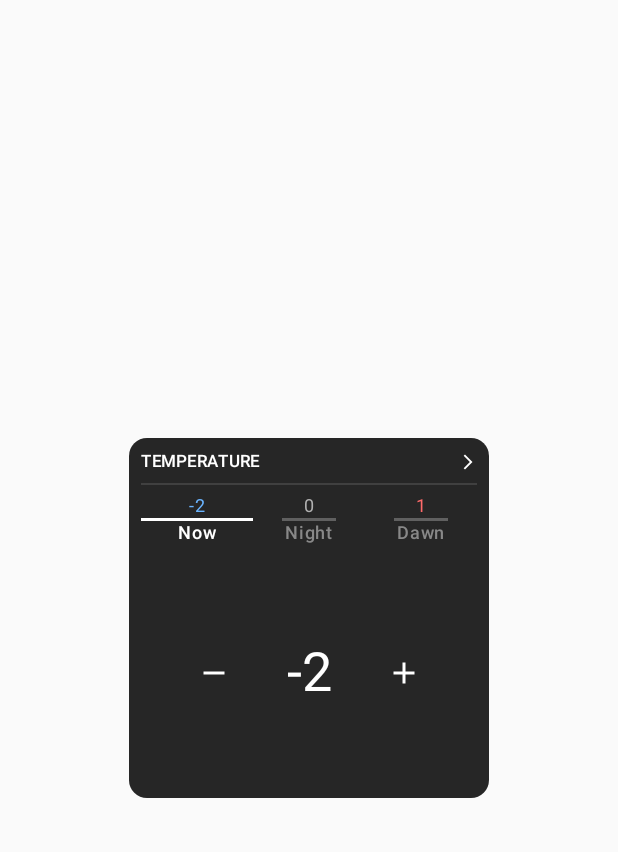
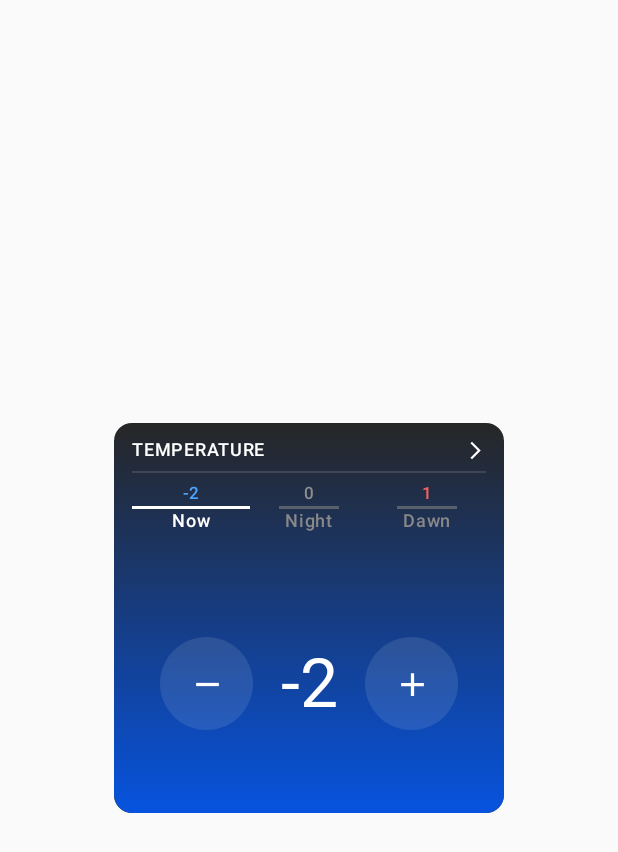
Before and after one commit to JustMcAlpin/eight-sleep-interview, an Android app built with Jetpack Compose: the screen it shows after launch (MainActivity), on a phone screen of 412 x 824 dp. Shown: the top 852 px of the screen. Run offline under Robolectric (Android 15) with nearby library versions, the phone set to English and light mode, and no system bars.

Commit message:
add blue/red bottom-glow and layer fix for TemperatureCard

```diff
--- a/app/src/main/java/com/eightsleep/eightandroidinterview/MainActivity.kt
+++ b/app/src/main/java/com/eightsleep/eightandroidinterview/MainActivity.kt
@@ -14,7 +14,6 @@ import androidx.compose.ui.Modifier
 import androidx.compose.ui.tooling.preview.Preview
 import com.eightsleep.eightandroidinterview.ui.TemperatureCard
 import com.eightsleep.eightandroidinterview.ui.theme.EightAndroidInterviewTheme
-import com.eightsleep.eightandroidinterview.ui.TemperatureCardPreview
 
 class MainActivity : ComponentActivity() {
 
--- a/app/src/main/java/com/eightsleep/eightandroidinterview/ui/TemperatureCard.kt
+++ b/app/src/main/java/com/eightsleep/eightandroidinterview/ui/TemperatureCard.kt
@@ -1,31 +1,69 @@
 package com.eightsleep.eightandroidinterview.ui
 
+import androidx.compose.animation.core.animateFloatAsState
 import androidx.compose.foundation.background
 import androidx.compose.foundation.clickable
 import androidx.compose.foundation.layout.*
+import androidx.compose.foundation.shape.CircleShape
 import androidx.compose.material.icons.Icons
+import androidx.compose.material.icons.automirrored.filled.ArrowForwardIos
 import androidx.compose.material.icons.filled.Add
-import androidx.compose.material.icons.filled.ArrowForwardIos
 import androidx.compose.material.icons.filled.Remove
-import androidx.compose.material3.*
+import androidx.compose.material3.Card
+import androidx.compose.material3.CardDefaults
+import androidx.compose.material3.Icon
+import androidx.compose.material3.IconButton
+import androidx.compose.material3.MaterialTheme
+import androidx.compose.material3.Text
 import androidx.compose.runtime.Composable
+import androidx.compose.runtime.getValue
 import androidx.compose.ui.Alignment
 import androidx.compose.ui.Modifier
+import androidx.compose.ui.draw.clip
+import androidx.compose.ui.graphics.Brush
 import androidx.compose.ui.graphics.Color
+import androidx.compose.ui.graphics.TileMode
 import androidx.compose.ui.tooling.preview.Preview
 import androidx.compose.ui.unit.dp
+import androidx.compose.ui.zIndex
 
-// ── enums (keep / move elsewhere) ─────────────────────────────────────────────
+/* ─── enums ─── */
 enum class TemperaturePhase { BEDTIME, NIGHT, DAWN }
 enum class CardState       { OFF, IDLE, COOLING, WARMING }
 
-// helper to tint mini temps
-private fun tempColor(v: Int): Color = when {
-    v < 0  -> Color(0xFF6AB4FF)           // blue
-    v > 0  -> Color(0xFFFF6A6A)           // red
-    else   -> Color(0xFFB0B0B0)           // neutral
+/* tint for mini temps */
+private fun miniTint(v: Int) = when {
+    v < 0  -> Color(0xFF4CA3FF)
+    v > 0  -> Color(0xFFFF6060)
+    else   -> Color(0xFF8D8D8D)
 }
 
+/* constant glow hues */
+private val coldGlow = Color(0xFF015BFF)
+private val warmGlow = Color(0xFFFF1744)
+
+/* ─── circular − / + helper ─── */
+@Composable
+private fun CircleButton(
+    enabled: Boolean,
+    onClick: () -> Unit,
+    icon: @Composable () -> Unit
+) {
+    Box(
+        Modifier
+            .size(62.dp)
+            .clip(CircleShape)
+            .background(Color.White.copy(alpha = .10f)),
+        contentAlignment = Alignment.Center
+    ) {
+        IconButton(
+            onClick = onClick,          // ⬅ named
+            enabled = enabled           // ⬅ named (3rd param in Material-3 API)
+        ) { icon() }
+    }
+}
+
+/* ─────────── temperature card ─────────── */
 @Composable
 fun TemperatureCard(
     phase: TemperaturePhase,
@@ -35,103 +73,112 @@ fun TemperatureCard(
     onAdjust: (Int) -> Unit,
     onToggleOff: () -> Unit
 ) {
-    val centerTemp = temps[phase] ?: 0
-    val bgColor    = Color(0xFF262626)        // neutral bg (tint later if desired)
+    val centreTemp = temps[phase] ?: 0
+    val targetGlow = when {
+        centreTemp < 0  -> coldGlow.copy(alpha = .85f)
+        centreTemp > 0  -> warmGlow.copy(alpha = .85f)
+        else            -> Color.Transparent
+    }
+    val alpha by animateFloatAsState(targetGlow.alpha)
+    val glowColour = targetGlow.copy(alpha = alpha)
+
+    val changing   = cardState == CardState.WARMING || cardState == CardState.COOLING
+    val buttonsOn  = cardState != CardState.OFF
 
     Card(
-        modifier = Modifier.size(240.dp),
-        colors   = CardDefaults.cardColors(containerColor = bgColor)
+        modifier = Modifier.size(260.dp),
+        colors   = CardDefaults.cardColors(containerColor = Color(0xFF262626))
     ) {
+        /* one Box = stack; Column above, glow Box below */
+        Box(Modifier.fillMaxSize()) {
+
+            /* ── UI content ───────────────────────── */
             Column(
                 Modifier
                     .fillMaxSize()
-                .padding(horizontal = 8.dp)
+                    .padding(horizontal = 12.dp)
+                    .zIndex(1f)                      // above glow
             ) {
-            // ───────────── HEADER ──────────────────────────────────────────
+
+                /* header */
                 Row(
                     Modifier
                         .fillMaxWidth()
-                    .padding(top = 8.dp, bottom = 6.dp),
+                        .padding(top = 10.dp, bottom = 6.dp),
                     verticalAlignment = Alignment.CenterVertically
                 ) {
                     Text(
                         text  = "TEMPERATURE",
-                    style = MaterialTheme.typography.labelSmall,
                         color = Color.White,
+                        style = MaterialTheme.typography.labelMedium,
                         modifier = Modifier.weight(1f)
                     )
                     Icon(
-                    Icons.Default.ArrowForwardIos,
-                    contentDescription = null,
+                        Icons.AutoMirrored.Filled.ArrowForwardIos, null,
                         tint = Color.White,
-                    modifier = Modifier.size(12.dp)
+                        modifier = Modifier.size(14.dp)
                     )
                 }
-            // thin divider
                 Spacer(
                     Modifier
                         .fillMaxWidth()
                         .height(1.dp)
-                    .background(Color.White.copy(alpha = 0.12f))
+                        .background(Color.White.copy(alpha = .12f))
                 )
 
-            // ───────────── PHASE ROW ───────────────────────────────────────
+                /* phase tabs */
                 Row(Modifier.fillMaxWidth()) {
                     TemperaturePhase.values().forEach { p ->
-                    val isSelected = p == phase
+                        val selected = p == phase
                         Column(
-                        modifier = Modifier
+                            Modifier
                                 .weight(1f)
                                 .clickable { onPhaseSelected(p) }
                                 .padding(vertical = 6.dp),
                             horizontalAlignment = Alignment.CenterHorizontally
                         ) {
-                        // mini number
                             Text(
                                 text  = "${temps[p] ?: 0}",
-                            color = tempColor(temps[p] ?: 0),
-                            style = MaterialTheme.typography.bodySmall
+                                color = miniTint(temps[p] ?: 0),
+                                style = MaterialTheme.typography.labelSmall
                             )
-                        // underline (always visible)
                             Box(
                                 Modifier
                                     .height(2.dp)
-                                .let { base ->
-                                    if (isSelected) base.fillMaxWidth()
-                                    else base.width(36.dp)
+                                    .let {
+                                        if (selected) it.fillMaxWidth()
+                                        else it.width(40.dp)
                                     }
                                     .background(
-                                    if (isSelected) Color.White
-                                    else Color.Gray.copy(alpha = 0.6f)
+                                        if (selected) Color.White
+                                        else Color.Gray.copy(alpha = .55f)
                                     )
                             )
-                        // label
-                        val label = if (isSelected) "Now"
-                        else p.name.lowercase().replaceFirstChar { it.uppercase() }
                             Text(
-                            text  = label,
-                            color = if (isSelected) Color.White else Color.Gray,
+                                text  = if (selected) "Now"
+                                else p.name.lowercase().replaceFirstChar { it.uppercase() },
+                                color = if (selected) Color.White else Color.Gray,
                                 style = MaterialTheme.typography.labelMedium
                             )
                         }
                     }
                 }
 
-            Spacer(Modifier.height(4.dp))
-
-            // ───────────── STATUS BANNER ───────────────────────────────────
-            if (cardState == CardState.COOLING || cardState == CardState.WARMING) {
+                /* status banner */
+                if (changing) {
                     Text(
-                    text  = if (cardState == CardState.COOLING) "COOLING TO" else "WARMING TO",
+                        text  = if (cardState == CardState.WARMING) "WARMING TO" else "COOLING TO",
                         color = Color.White,
                         style = MaterialTheme.typography.labelSmall,
                         modifier = Modifier
                             .align(Alignment.CenterHorizontally)
-                        .padding(vertical = 4.dp)
+                            .padding(top = 6.dp, bottom = 2.dp)
                     )
+                } else {
+                    Spacer(Modifier.height(16.dp))
                 }
 
-            // ───────────── MAIN ( –  value  + ) ────────────────────────────
+                /* main value row */
                 Row(
                     Modifier
                         .weight(1f)
@@ -140,37 +187,34 @@ fun TemperatureCard(
                     horizontalArrangement = Arrangement.SpaceEvenly,
                     verticalAlignment     = Alignment.CenterVertically
                 ) {
-                IconButton(
-                    onClick = { onAdjust(-1) },
-                    enabled = cardState != CardState.OFF
-                ) {
+                    CircleButton(buttonsOn, { onAdjust(-1) }) {
                         Icon(
                             Icons.Default.Remove, null,
-                        tint = if (cardState != CardState.OFF) Color.White else Color.Gray
+                            tint = if (buttonsOn) Color.White else Color.Gray,
+                            modifier = Modifier.size(26.dp)
                         )
                     }
+
                     Text(
-                    text  = if (cardState == CardState.OFF) "OFF" else centerTemp.toString(),
-                    style = MaterialTheme.typography.displaySmall,
-                    color = Color.White
+                        text  = if (cardState == CardState.OFF) "OFF" else centreTemp.toString(),
+                        color = Color.White,
+                        style = MaterialTheme.typography.displayMedium
                     )
-                IconButton(
-                    onClick = { onAdjust(+1) },
-                    enabled = cardState != CardState.OFF
-                ) {
+
+                    CircleButton(buttonsOn, { onAdjust(+1) }) {
                         Icon(
                             Icons.Default.Add, null,
-                        tint = if (cardState != CardState.OFF) Color.White else Color.Gray
+                            tint = if (buttonsOn) Color.White else Color.Gray,
+                            modifier = Modifier.size(26.dp)
                         )
                     }
                 }
 
-            // ───────────── CURRENTLY AT BANNER ─────────────────────────────
-            if (cardState == CardState.COOLING || cardState == CardState.WARMING) {
-                val currentTemp = temps[phase] ?: 0
+                /* currently at */
+                if (changing) {
                     Text(
-                    text  = "CURRENTLY AT $currentTemp",
-                    color = Color.White.copy(alpha = 0.6f),
+                        text  = "CURRENTLY AT ${temps[phase] ?: 0}",
+                        color = Color.White.copy(alpha = .6f),
                         style = MaterialTheme.typography.labelSmall,
                         modifier = Modifier
                             .align(Alignment.CenterHorizontally)
@@ -180,22 +224,39 @@ fun TemperatureCard(
                     Spacer(Modifier.height(8.dp))
                 }
             }
+
+            /* ── glow overlay ────────────────────── */
+            Box(
+                Modifier
+                    .matchParentSize()
+                    .clip(MaterialTheme.shapes.medium)   // honour rounded corners
+                    .background(
+                        Brush.verticalGradient(
+                            colors   = listOf(Color.Transparent, glowColour),
+                            startY   = 0f,
+                            endY     = Float.POSITIVE_INFINITY,
+                            tileMode = TileMode.Clamp
+                        )
+                    )
+                    .zIndex(0f)          // under UI, over grey bg
+            )
+        }
     }
 }
 
-// ───────────── PREVIEW ────────────────────────────────────────────────────────
+/* --- Preview --- */
 @Preview(showBackground = true)
 @Composable
-fun TemperatureCardPreview() {
-    val demoTemps = mapOf(
-        TemperaturePhase.BEDTIME to 1,
+fun TemperaturePreview() {
+    val demo = mapOf(
+        TemperaturePhase.BEDTIME to -5,
         TemperaturePhase.NIGHT   to 0,
         TemperaturePhase.DAWN    to 1
     )
     TemperatureCard(
         phase          = TemperaturePhase.BEDTIME,
-        temps          = demoTemps,
-        cardState      = CardState.WARMING,
+        temps          = demo,
+        cardState      = CardState.IDLE,
         onPhaseSelected = {},
         onAdjust        = {},
         onToggleOff     = {}
```
Lines whose indentation alone changed are shown as unchanged.
